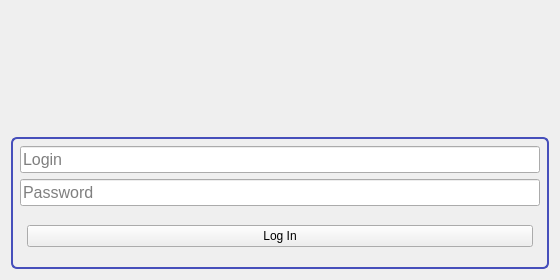
Old version of the form src/widgets/user/logindialog.ui in the repository commander15/Systemus.
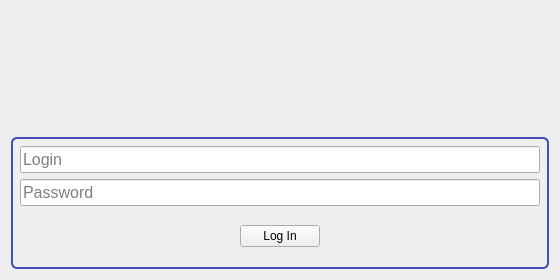
New version of the form. Icons and pictures are not drawn.

```diff
--- a/src/widgets/user/logindialog.ui
+++ b/src/widgets/user/logindialog.ui
@@ -29,26 +29,20 @@
    <iconset>
     <normaloff>:/accessio/icons/Accessio@2.png</normaloff>:/accessio/icons/Accessio@2.png</iconset>
   </property>
-  <layout class="QGridLayout" name="gridLayout" rowstretch="0,0" columnstretch="1,0,1">
+  <layout class="QGridLayout" name="gridLayout" rowstretch="0,0" columnstretch="1,3,1">
    <item row="0" column="1">
     <widget class="QLabel" name="label">
      <property name="minimumSize">
       <size>
-       <width>0</width>
-       <height>120</height>
-      </size>
-     </property>
-     <property name="maximumSize">
-      <size>
        <width>320</width>
        <height>120</height>
       </size>
      </property>
-     <property name="pixmap">
-      <pixmap resource="../resources/systemus_widgets_res.qrc">:/systemus/icons/systemus_full.png</pixmap>
-     </property>
-     <property name="scaledContents">
-      <bool>true</bool>
+     <property name="maximumSize">
+      <size>
+       <width>16777215</width>
+       <height>120</height>
+      </size>
      </property>
      <property name="alignment">
       <set>Qt::AlignCenter</set>
@@ -153,6 +147,12 @@
             <property name="orientation">
              <enum>Qt::Horizontal</enum>
             </property>
+            <property name="sizeHint" stdset="0">
+             <size>
+              <width>0</width>
+              <height>0</height>
+             </size>
+            </property>
            </spacer>
           </item>
           <item>
@@ -170,6 +170,12 @@
             <property name="orientation">
              <enum>Qt::Horizontal</enum>
             </property>
+            <property name="sizeHint" stdset="0">
+             <size>
+              <width>0</width>
+              <height>0</height>
+             </size>
+            </property>
            </spacer>
           </item>
          </layout>
```
Left out of the diff: 37 changed lines with no effect on the pictures.
